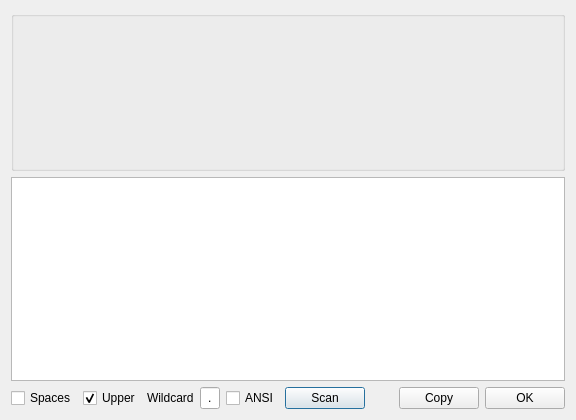
Old version of the form dialoghexsignature.ui in the repository horsicq/FormatDialogs.
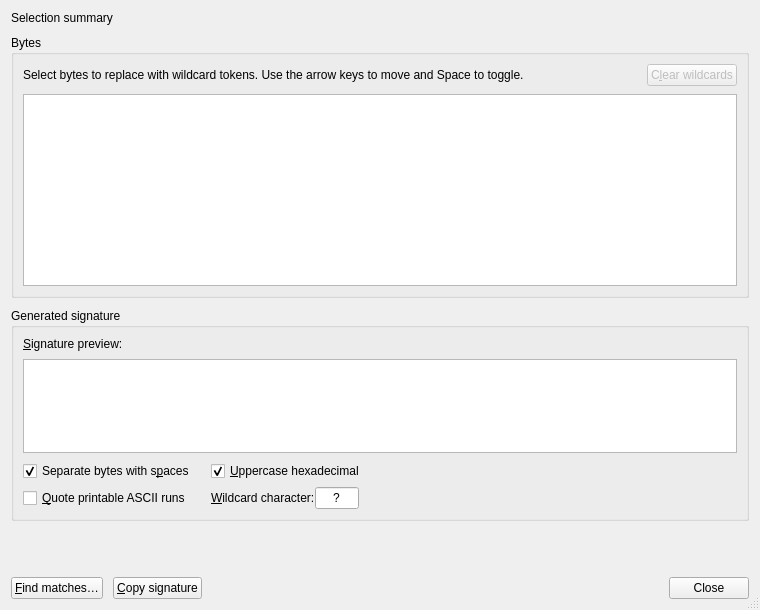
New version of the form.

Commit message: refactor: update dialog classes with improved UI and logic

What changed in the file:
```diff
--- a/dialoghexsignature.ui
+++ b/dialoghexsignature.ui
@@ -9,156 +9,213 @@
    <rect>
     <x>0</x>
     <y>0</y>
-    <width>576</width>
-    <height>420</height>
+    <width>760</width>
+    <height>610</height>
    </rect>
   </property>
+  <property name="minimumSize">
+   <size>
+    <width>620</width>
+    <height>500</height>
+   </size>
+  </property>
   <property name="windowTitle">
    <string>Signature</string>
   </property>
-  <property name="modal">
+  <property name="sizeGripEnabled">
    <bool>true</bool>
-  </property>
-  <layout class="QVBoxLayout" name="verticalLayout_2">
-   <item>
-    <widget class="QGroupBox" name="GroupBox">
-     <property name="minimumSize">
-      <size>
-       <width>0</width>
-       <height>160</height>
-      </size>
      </property>
      <layout class="QVBoxLayout" name="verticalLayout">
       <property name="spacing">
-       <number>0</number>
-      </property>
-      <property name="leftMargin">
-       <number>0</number>
-      </property>
-      <property name="topMargin">
-       <number>0</number>
-      </property>
-      <property name="rightMargin">
-       <number>0</number>
-      </property>
-      <property name="bottomMargin">
-       <number>0</number>
-      </property>
+    <number>10</number>
+   </property>
       <item>
-       <layout class="QHBoxLayout" name="horizontalLayout0">
-        <property name="spacing">
-         <number>0</number>
-        </property>
-        <property name="sizeConstraint">
-         <enum>QLayout::SetDefaultConstraint</enum>
-        </property>
-       </layout>
+    <widget class="QLabel" name="labelSelectionSummary">
+     <property name="text">
+      <string>Selection summary</string>
+     </property>
+     <property name="textInteractionFlags">
+      <set>Qt::TextSelectableByKeyboard|Qt::TextSelectableByMouse</set>
+     </property>
+    </widget>
       </item>
       <item>
-       <layout class="QHBoxLayout" name="horizontalLayout1">
-        <property name="spacing">
-         <number>0</number>
-        </property>
-       </layout>
-      </item>
-      <item>
-       <layout class="QHBoxLayout" name="horizontalLayout2">
+    <widget class="QGroupBox" name="groupBoxBytes">
+     <property name="title">
+      <string>Bytes</string>
+     </property>
+     <layout class="QVBoxLayout" name="verticalLayoutBytes">
         <property name="spacing">
-         <number>0</number>
-        </property>
-       </layout>
-      </item>
+       <number>8</number>
+      </property>
       <item>
-       <layout class="QHBoxLayout" name="horizontalLayout3">
-        <property name="spacing">
-         <number>0</number>
-        </property>
-       </layout>
+       <layout class="QHBoxLayout" name="horizontalLayoutByteHelp">
+        <item>
+         <widget class="QLabel" name="labelByteHelp">
+          <property name="text">
+           <string>Select bytes to replace with wildcard tokens. Use the arrow keys to move and Space to toggle.</string>
+          </property>
+          <property name="wordWrap">
+           <bool>true</bool>
+          </property>
+         </widget>
       </item>
       <item>
-       <layout class="QHBoxLayout" name="horizontalLayout4">
-        <property name="spacing">
-         <number>0</number>
-        </property>
+         <widget class="QPushButton" name="pushButtonClearWildcards">
+          <property name="sizePolicy">
+           <sizepolicy hsizetype="Fixed" vsizetype="Fixed">
+            <horstretch>0</horstretch>
+            <verstretch>0</verstretch>
+           </sizepolicy>
+          </property>
+          <property name="enabled">
+           <bool>false</bool>
+          </property>
+          <property name="text">
+           <string>C&amp;lear wildcards</string>
+          </property>
+         </widget>
+        </item>
        </layout>
       </item>
       <item>
-       <layout class="QHBoxLayout" name="horizontalLayout5">
-        <property name="spacing">
-         <number>0</number>
+       <widget class="QTableWidget" name="tableWidgetBytes">
+        <property name="accessibleName">
+         <string>Bytes in the selected range</string>
         </property>
-       </layout>
+        <property name="toolTip">
+         <string>Click a byte, or press Space, to toggle whether it is matched exactly or replaced by a wildcard.</string>
+        </property>
+        <property name="editTriggers">
+         <set>QAbstractItemView::NoEditTriggers</set>
+        </property>
+        <property name="selectionMode">
+         <enum>QAbstractItemView::SingleSelection</enum>
+        </property>
+        <property name="selectionBehavior">
+         <enum>QAbstractItemView::SelectItems</enum>
+        </property>
+        <property name="alternatingRowColors">
+         <bool>true</bool>
+        </property>
+        <property name="showGrid">
+         <bool>true</bool>
+        </property>
+        <property name="cornerButtonEnabled">
+         <bool>false</bool>
+        </property>
+       </widget>
+      </item>
+     </layout>
+    </widget>
       </item>
       <item>
-       <layout class="QHBoxLayout" name="horizontalLayout6">
+    <widget class="QGroupBox" name="groupBoxSignature">
+     <property name="title">
+      <string>Generated signature</string>
+     </property>
+     <layout class="QVBoxLayout" name="verticalLayoutSignature">
         <property name="spacing">
-         <number>0</number>
-        </property>
-       </layout>
-      </item>
+       <number>8</number>
+      </property>
       <item>
-       <layout class="QHBoxLayout" name="horizontalLayout7">
-        <property name="spacing">
-         <number>0</number>
+       <widget class="QLabel" name="labelSignature">
+        <property name="text">
+         <string>&amp;Signature preview:</string>
         </property>
-       </layout>
-      </item>
-     </layout>
+        <property name="buddy">
+         <cstring>plainTextEditSignature</cstring>
+        </property>
     </widget>
    </item>
    <item>
-    <widget class="QTextEdit" name="textEditSignature">
+       <widget class="QPlainTextEdit" name="plainTextEditSignature">
+        <property name="minimumSize">
+         <size>
+          <width>0</width>
+          <height>90</height>
+         </size>
+        </property>
+        <property name="maximumSize">
+         <size>
+          <width>16777215</width>
+          <height>130</height>
+         </size>
+        </property>
+        <property name="accessibleName">
+         <string>Generated hex signature</string>
+        </property>
      <property name="readOnly">
       <bool>true</bool>
      </property>
-     <property name="html">
-      <string notr="true">&lt;!DOCTYPE HTML PUBLIC &quot;-//W3C//DTD HTML 4.0//EN&quot; &quot;http://www.w3.org/TR/REC-html40/strict.dtd&quot;&gt;
-&lt;html&gt;&lt;head&gt;&lt;meta name=&quot;qrichtext&quot; content=&quot;1&quot; /&gt;&lt;meta charset=&quot;utf-8&quot; /&gt;&lt;style type=&quot;text/css&quot;&gt;
-p, li { white-space: pre-wrap; }
-hr { height: 1px; border-width: 0; }
-li.unchecked::marker { content: &quot;\2610&quot;; }
-li.checked::marker { content: &quot;\2612&quot;; }
-&lt;/style&gt;&lt;/head&gt;&lt;body style=&quot; font-family:'Segoe UI'; font-size:9pt; font-weight:400; font-style:normal;&quot;&gt;
-&lt;p style=&quot;-qt-paragraph-type:empty; margin-top:0px; margin-bottom:0px; margin-left:0px; margin-right:0px; -qt-block-indent:0; text-indent:0px; font-family:'MS Shell Dlg 2'; font-size:8.25pt;&quot;&gt;&lt;br /&gt;&lt;/p&gt;&lt;/body&gt;&lt;/html&gt;</string>
+        <property name="lineWrapMode">
+         <enum>QPlainTextEdit::WidgetWidth</enum>
      </property>
     </widget>
    </item>
    <item>
-    <layout class="QHBoxLayout" name="horizontalLayout_2">
-     <item>
+       <layout class="QGridLayout" name="gridLayoutFormatting">
+        <property name="horizontalSpacing">
+         <number>16</number>
+        </property>
+        <property name="verticalSpacing">
+         <number>6</number>
+        </property>
+        <item row="0" column="0">
       <widget class="QCheckBox" name="checkBoxSpaces">
        <property name="text">
-        <string>Spaces</string>
+           <string>Separate bytes with s&amp;paces</string>
+          </property>
+          <property name="checked">
+           <bool>true</bool>
        </property>
       </widget>
      </item>
-     <item>
+        <item row="0" column="1">
       <widget class="QCheckBox" name="checkBoxUpper">
        <property name="text">
-        <string>Upper</string>
+           <string>&amp;Uppercase hexadecimal</string>
        </property>
        <property name="checked">
         <bool>true</bool>
        </property>
       </widget>
      </item>
+        <item row="1" column="0">
+         <widget class="QCheckBox" name="checkBoxANSI">
+          <property name="text">
+           <string>&amp;Quote printable ASCII runs</string>
+          </property>
+         </widget>
+        </item>
+        <item row="1" column="1">
+         <layout class="QHBoxLayout" name="horizontalLayoutWildcard">
      <item>
       <widget class="QLabel" name="labelWildcard">
        <property name="text">
-        <string>Wildcard</string>
+             <string>&amp;Wildcard character:</string>
+            </property>
+            <property name="buddy">
+             <cstring>lineEditWildcard</cstring>
        </property>
       </widget>
      </item>
      <item>
       <widget class="QLineEdit" name="lineEditWildcard">
+            <property name="minimumSize">
+             <size>
+              <width>44</width>
+              <height>0</height>
+             </size>
+            </property>
        <property name="maximumSize">
         <size>
-         <width>20</width>
+              <width>44</width>
          <height>16777215</height>
         </size>
        </property>
        <property name="text">
-        <string notr="true">.</string>
+             <string notr="true">?</string>
        </property>
        <property name="maxLength">
         <number>1</number>
@@ -169,44 +226,81 @@
       </widget>
      </item>
      <item>
-      <widget class="QCheckBox" name="checkBoxANSI">
+           <spacer name="horizontalSpacerWildcard">
+            <property name="orientation">
+             <enum>Qt::Horizontal</enum>
+            </property>
+            <property name="sizeHint" stdset="0">
+             <size>
+              <width>40</width>
+              <height>20</height>
+             </size>
+            </property>
+           </spacer>
+          </item>
+         </layout>
+        </item>
+       </layout>
+      </item>
+     </layout>
+    </widget>
+   </item>
+   <item>
+    <widget class="QLabel" name="labelStatus">
+     <property name="minimumSize">
+      <size>
+       <width>0</width>
+       <height>36</height>
+      </size>
+     </property>
        <property name="text">
-        <string notr="true">ANSI</string>
+      <string/>
+     </property>
+     <property name="wordWrap">
+      <bool>true</bool>
+     </property>
+     <property name="textInteractionFlags">
+      <set>Qt::TextSelectableByKeyboard|Qt::TextSelectableByMouse</set>
        </property>
       </widget>
      </item>
+   <item>
+    <layout class="QHBoxLayout" name="horizontalLayoutActions">
      <item>
       <widget class="QPushButton" name="pushButtonScan">
        <property name="text">
-        <string>Scan</string>
+        <string>&amp;Find matches…</string>
        </property>
       </widget>
      </item>
-     <item>
-      <spacer name="horizontalSpacer_2">
-       <property name="orientation">
-        <enum>Qt::Horizontal</enum>
-       </property>
-       <property name="sizeHint" stdset="0">
-        <size>
-         <width>40</width>
-         <height>20</height>
-        </size>
-       </property>
-      </spacer>
-     </item>
      <item>
       <widget class="QPushButton" name="pushButtonCopy">
        <property name="text">
-        <string>Copy</string>
+        <string>&amp;Copy signature</string>
        </property>
       </widget>
      </item>
      <item>
-      <widget class="QPushButton" name="pushButtonOK">
-       <property name="text">
-        <string>OK</string>
+      <spacer name="horizontalSpacerActions">
+       <property name="orientation">
+        <enum>Qt::Horizontal</enum>
        </property>
+       <property name="sizeHint" stdset="0">
+        <size>
+         <width>40</width>
+         <height>20</height>
+        </size>
+       </property>
+      </spacer>
+     </item>
+     <item>
+      <widget class="QDialogButtonBox" name="buttonBox">
+       <property name="orientation">
+        <enum>Qt::Horizontal</enum>
+       </property>
+       <property name="standardButtons">
+        <set>QDialogButtonBox::Close</set>
+       </property>
       </widget>
      </item>
     </layout>
```
Left out of the diff: 23 changed lines with no effect on the pictures. Lines whose indentation alone changed are shown as unchanged. The commit also changes 13 other files.
